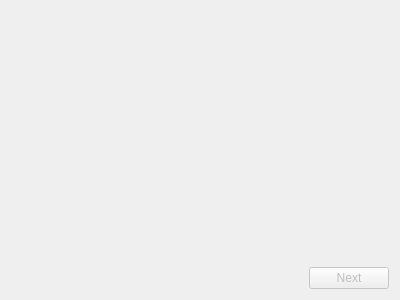
This is code/display/region/HistogramGraph.ui in radio-astro/casa as Qt 5 draws it before an edit. The edited form follows.
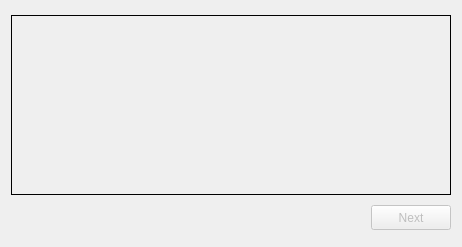
This is the edited form.

Commit message:
New Development: no             JIRA Issue: cas-5732, cas-5750       Ready to Release: yes      Interface Changes: none What Interface Changed: none          Test Programs: none   Put in Release Notes: no
           Description: adjust the layout for region fitting and histogram in region dock (cas-5732), change region line width range from 1-10 to 1-9 to match region parser (cas-5750).

Patch:
```diff
--- a/code/display/region/HistogramGraph.ui
+++ b/code/display/region/HistogramGraph.ui
@@ -6,8 +6,8 @@
    <rect>
     <x>0</x>
     <y>0</y>
-    <width>400</width>
-    <height>300</height>
+    <width>462</width>
+    <height>247</height>
    </rect>
   </property>
   <property name="windowTitle">
@@ -15,13 +15,22 @@
   </property>
   <layout class="QVBoxLayout" name="verticalLayout">
    <item>
-    <widget class="QWidget" name="histogramHolder" native="true">
+    <widget class="QFrame" name="histogramHolder">
      <property name="sizePolicy">
       <sizepolicy hsizetype="Preferred" vsizetype="MinimumExpanding">
        <horstretch>0</horstretch>
        <verstretch>0</verstretch>
       </sizepolicy>
      </property>
+     <property name="maximumSize">
+      <size>
+       <width>16777215</width>
+       <height>180</height>
+      </size>
+     </property>
+     <property name="frameShape">
+      <enum>QFrame::Box</enum>
+     </property>
     </widget>
    </item>
    <item>
@@ -44,6 +53,12 @@
        <property name="enabled">
         <bool>false</bool>
        </property>
+       <property name="maximumSize">
+        <size>
+         <width>16777215</width>
+         <height>25</height>
+        </size>
+       </property>
        <property name="text">
         <string>Next</string>
        </property>
```
The commit also changes 4 other files.
